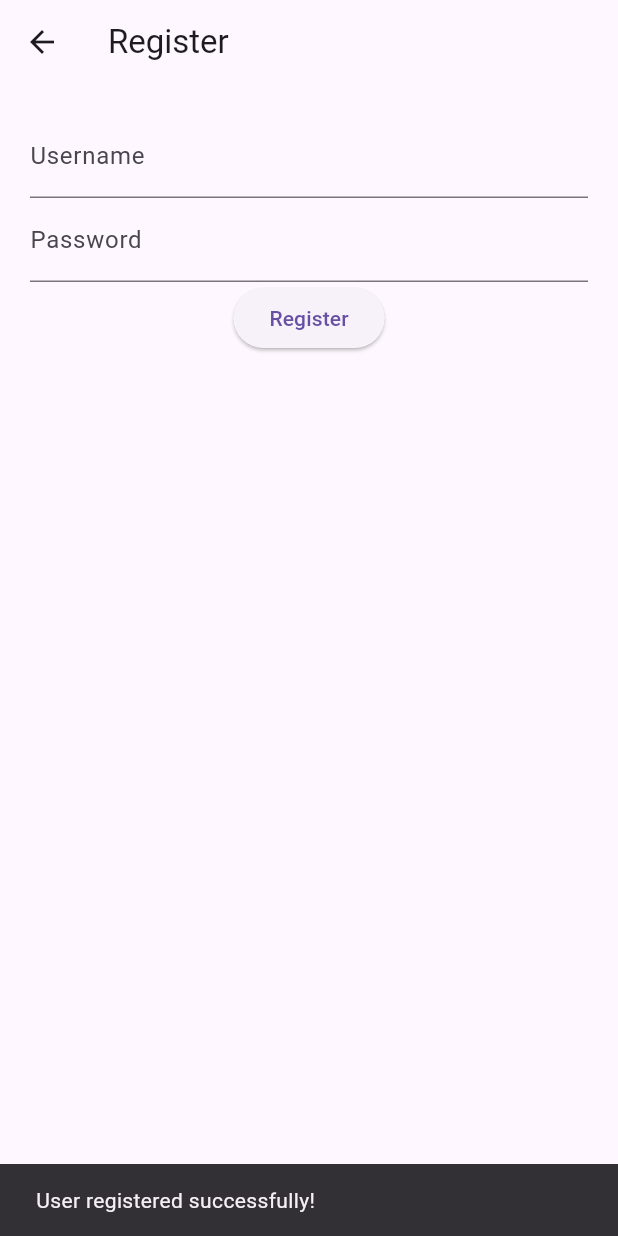
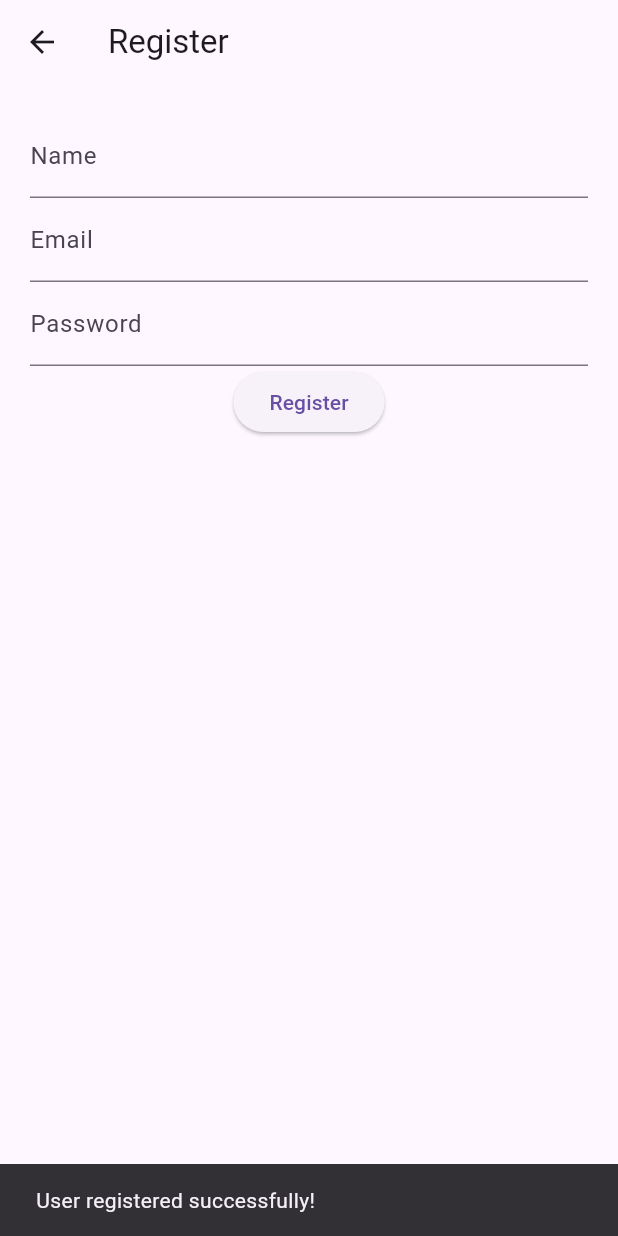
Before and after one commit to jpvillanova/Games-Tracker, a Flutter app: the Register screen opened by its route, after a tap on "Register", on a phone screen of 412 x 824 dp. Run offline on Flutter 3.47's test engine with Material 3 defaults, Android fonts, the phone set to English and light mode, and no system bars; our stand-ins replace shared_preferences, sqflite; accounts and stored records are empty.

Commit message:
feat: add email and change username to name

```diff
--- a/lib/controller/login_controller.dart
+++ b/lib/controller/login_controller.dart
@@ -1,4 +1,4 @@
-import 'package:login_app/helper/DatabaseHelper.dart';
+import 'package:login_app/helper/database_helper.dart';
 
 import '../model/user.dart';
 
@@ -17,19 +17,19 @@ class LoginController {
     return res;
   }
 
-  Future<User> getLogin(String username, String password) async {
+  Future<User> getLogin(String email, String password) async {
     var db = await con.db;
     String sql = """
-    SELECT * FROM user WHERE username = '${username}' AND password = '${password}'
+    SELECT * FROM user WHERE email = '$email' AND password = '$password'
 """;
 
     var res = await db.rawQuery(sql);
 
-    if (res.length > 0) {
+    if (res.isNotEmpty) {
       return User.fromMap(res.first);
     }
 
-    return User(id: -1, username: "", password: "");
+    return User(id: -1, name: "", email: "", password: "");
   }
 
   Future<List<User>> getAllUser() async {
@@ -43,8 +43,8 @@ class LoginController {
     return list;
   }
 
-  Future<int> registerUser(String username, String password) async {
-    User newUser = User(username: username, password: password);
+  Future<int> registerUser(String name, String email, String password) async {
+    User newUser = User(name: name, email: email, password: password);
     return await saveUser(newUser);
   }
 }
--- a/lib/helper/DatabaseHelper.dart
+++ b/lib/helper/database_helper.dart
@@ -2,7 +2,6 @@ import 'package:sqflite/sqflite.dart'; // Ensure this import is correctly placed
 import 'package:path/path.dart' as p;
 import 'package:path_provider/path_provider.dart';
 import 'dart:io' as io;
-import "../model/user.dart";
 
 class DatabaseHelper {
   static final DatabaseHelper _instance = DatabaseHelper.internal();
@@ -27,7 +26,8 @@ class DatabaseHelper {
       String sql = """
         CREATE TABLE user(
           id INTEGER PRIMARY KEY AUTOINCREMENT,
-          username VARCHAR,
+          name VARCHAR,
+          email VARCHAR,
           password VARCHAR
         );""";
       await db.execute(sql);
--- a/lib/model/user.dart
+++ b/lib/model/user.dart
@@ -2,23 +2,30 @@ import 'dart:convert';
 
 class User {
   final int? id;
-  final String username;
+  final String name; // Changed from username to name
+  final String email; // Added email field
   final String password;
 
-  User({this.id, required this.username, required this.password});
+  User(
+      {this.id,
+      required this.name,
+      required this.email,
+      required this.password}); // Updated constructor
 
   Map<String, dynamic> toMap() {
     return <String, dynamic>{
-      "id": this.id,
-      "username": this.username,
-      "password": this.password
+      "id": id,
+      "name": name, // Changed from username to name
+      "email": email, // Added email to map
+      "password": password
     };
   }
 
   factory User.fromMap(Map<String, dynamic> map) {
     return User(
-        id: map["id"] ??= map["id"],
-        username: map["username"] as String,
+        id: map["id"],
+        name: map["name"] as String, // Changed from username to name
+        email: map["email"] as String, // Added email
         password: map["password"] as String);
   }
 
--- a/lib/view/home.dart
+++ b/lib/view/home.dart
@@ -15,9 +15,8 @@ class _HomeState extends State<Home> {
   Widget build(BuildContext context) {
     return Scaffold(
       appBar: AppBar(
-        title: Text(widget.user != null
-            ? "Welcome, ${widget.user!.username}"
-            : "Welcome"),
+        title: Text(
+            widget.user != null ? "Welcome, ${widget.user!.name}" : "Welcome"),
         actions: <Widget>[
           IconButton(
             onPressed: () => Auth.signOut().then((_) {
--- a/lib/view/login.dart
+++ b/lib/view/login.dart
@@ -13,7 +13,7 @@ class Login extends StatefulWidget {
 
 class _LoginState extends State<Login> {
   final _formKey = GlobalKey<FormState>();
-  String _username = "", _password = "";
+  String _email = "", _password = "";
   late LoginController controller;
   int? value; // Declare 'value' as an integer that can be null
 
@@ -38,9 +38,9 @@ class _LoginState extends State<Login> {
       form.save();
 
       try {
-        User user = await controller.getLogin(_username, _password);
+        User user = await controller.getLogin(_email, _password);
         if (user.id != -1) {
-          savePref(1, user.username, user.password);
+          savePref(1, user.name, user.password);
           Navigator.pushReplacement(context,
               MaterialPageRoute(builder: (context) => Home(user: user)));
         } else {
@@ -92,9 +92,9 @@ class _LoginState extends State<Login> {
             child: Column(
               children: [
                 TextFormField(
-                  onSaved: (newVal) => _username = newVal!,
+                  onSaved: (newVal) => _email = newVal!,
                   decoration: const InputDecoration(
-                    labelText: "Username",
+                    labelText: "Email",
                     border: OutlineInputBorder(),
                   ),
                 ),
--- a/lib/view/register.dart
+++ b/lib/view/register.dart
@@ -10,17 +10,18 @@ class Register extends StatefulWidget {
 }
 
 class RegisterState extends State<Register> {
-  // Renamed to make it public
-  final _usernameController = TextEditingController();
+  final _nameController = TextEditingController();
+  final _emailController = TextEditingController();
   final _passwordController = TextEditingController();
   final LoginController _controller = LoginController();
 
   void _register() async {
     int result = await _controller.registerUser(
-      _usernameController.text,
+      _nameController.text,
+      _emailController.text,
       _passwordController.text,
     );
-    if (!mounted) return; // Check if the widget is still mounted
+    if (!mounted) return;
     if (result != -1) {
       ScaffoldMessenger.of(context).showSnackBar(
         const SnackBar(content: Text('User registered successfully!')),
@@ -41,8 +42,12 @@ class RegisterState extends State<Register> {
         child: Column(
           children: <Widget>[
             TextField(
-              controller: _usernameController,
-              decoration: const InputDecoration(labelText: 'Username'),
+              controller: _nameController,
+              decoration: const InputDecoration(labelText: 'Name'),
+            ),
+            TextField(
+              controller: _emailController,
+              decoration: const InputDecoration(labelText: 'Email'),
             ),
             TextField(
               controller: _passwordController,
```
